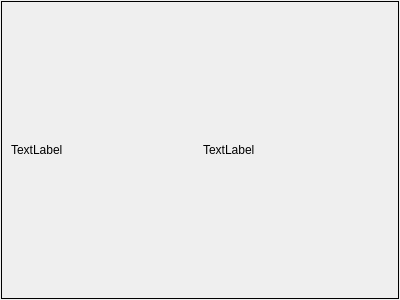
Qt form BaseDialog.ui (wruwami/TPCAM-M30) before a commit.
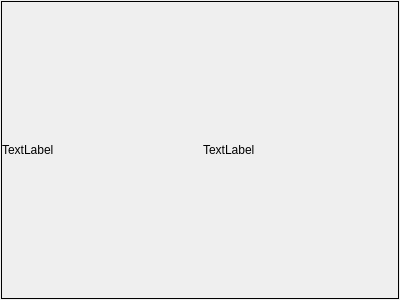
The same form after that commit. Custom widgets are drawn as their Qt base class.

```diff
--- a/BaseDialog.ui
+++ b/BaseDialog.ui
@@ -43,6 +43,18 @@
       <enum>QFrame::Raised</enum>
      </property>
      <layout class="QVBoxLayout" name="verticalLayout_3">
+      <property name="leftMargin">
+       <number>0</number>
+      </property>
+      <property name="topMargin">
+       <number>0</number>
+      </property>
+      <property name="rightMargin">
+       <number>0</number>
+      </property>
+      <property name="bottomMargin">
+       <number>0</number>
+      </property>
       <item>
        <layout class="QVBoxLayout" name="verticalLayout">
         <item>
```
